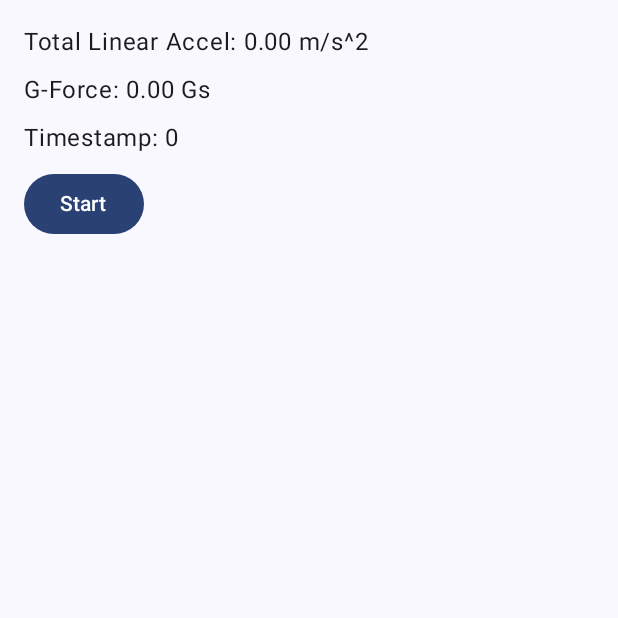
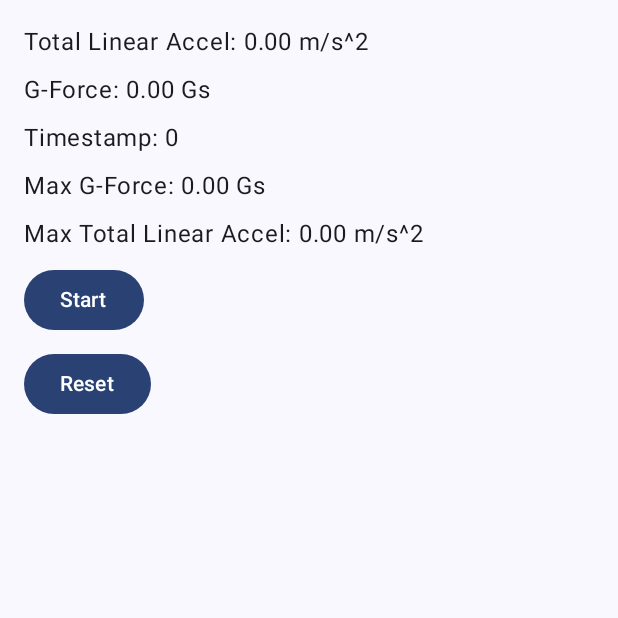
Before and after one commit to rerickson/mountain-bike-trainer, an Android app built with Jetpack Compose: the screen it shows after launch (MainActivity), on a phone screen of 412 x 824 dp, the top half of it. Run offline under Robolectric (Android 15) with nearby library versions, the phone set to English and light mode, and no system bars.

Commit message:
Adding in max g force and linear accel Adding in a reset button to reset the max

```diff
--- a/Android/app/src/main/java/com/example/mountainbiketrainer/MainActivity.kt
+++ b/Android/app/src/main/java/com/example/mountainbiketrainer/MainActivity.kt
@@ -25,7 +25,7 @@ class MainActivity : ComponentActivity() {
 
     override fun onCreate(savedInstanceState: Bundle?) {
         super.onCreate(savedInstanceState)
-        viewModel = ViewModelProvider(this).get(MainViewModel::class.java)
+        viewModel = ViewModelProvider(this)[MainViewModel::class.java]
         setContent {
             MountainBikeTrainerTheme {
                 Surface(
@@ -43,19 +43,27 @@ class MainActivity : ComponentActivity() {
         // Collect the StateFlow as State. Compose will automatically recompose
         // when this state changes.
         val sensorData by viewModel.processedSensorData.collectAsState()
-
+        var collecting = false
         Column(
             modifier = Modifier.padding(16.dp),
             verticalArrangement = Arrangement.spacedBy(8.dp)
         ) {
             Text("Total Linear Accel: ${"%.2f".format(sensorData.totalLinearAcceleration)} m/s^2")
             Text("G-Force: ${"%.2f".format(sensorData.gForce)} Gs")
-            Text("Timestamp: ${sensorData.timestamp}") // Optional: display timestamp
+            Text("Timestamp: ${sensorData.timestamp}")
+            Text("Max G-Force: ${"%.2f".format(sensorData.maxGForce)} Gs")
+            Text("Max Total Linear Accel: ${"%.2f".format(sensorData.maxTotalLinearAcceleration)} m/s^2")
 
             Button(onClick = { viewModel.toggleDataCollection() }) {
                 // You might want another StateFlow in ViewModel for the button text ("Start"/"Stop")
-                val buttonText = if (sensorData.timestamp == 0L && viewModel.processedSensorData.value.totalLinearAcceleration == 0f) "Start" else "Stop" // Basic logic
+                val buttonText = if (!collecting) "Start" else "Stop" // Basic logic
+                collecting = !collecting
                 Text(buttonText)
+            }
+
+            Button(onClick = { viewModel.resetMax() }) {
+
+                Text("Reset")
             }
         }
     }
--- a/Android/app/src/main/java/com/example/mountainbiketrainer/MainViewModel.kt
+++ b/Android/app/src/main/java/com/example/mountainbiketrainer/MainViewModel.kt
@@ -2,9 +2,7 @@ package com.example.mountainbiketrainer
 
 import android.app.Application
 import androidx.lifecycle.AndroidViewModel
-import androidx.lifecycle.viewModelScope
 import kotlinx.coroutines.flow.StateFlow
-import kotlinx.coroutines.launch
 
 class MainViewModel(application: Application) : AndroidViewModel(application) {
     private val sensorDataProvider = SensorDataProvider(application.applicationContext)
@@ -28,4 +26,8 @@ class MainViewModel(application: Application) : AndroidViewModel(application) {
         super.onCleared()
         sensorDataProvider.cleanup()
     }
+
+    fun resetMax() {
+        sensorDataProvider.resetMax()
+    }
 }
--- a/Android/app/src/main/java/com/example/mountainbiketrainer/SensorDataProvider.kt
+++ b/Android/app/src/main/java/com/example/mountainbiketrainer/SensorDataProvider.kt
@@ -5,13 +5,11 @@ import android.hardware.Sensor
 import android.hardware.SensorEvent
 import android.hardware.SensorEventListener
 import android.hardware.SensorManager
-import androidx.compose.ui.input.key.type
 import kotlinx.coroutines.CoroutineScope
 import kotlinx.coroutines.Dispatchers
 import kotlinx.coroutines.Job
 import kotlinx.coroutines.cancel
 import kotlinx.coroutines.channels.awaitClose
-import kotlinx.coroutines.flow.Flow
 import kotlinx.coroutines.flow.MutableStateFlow
 import kotlinx.coroutines.flow.StateFlow
 import kotlinx.coroutines.flow.asStateFlow
@@ -25,12 +23,16 @@ import kotlin.math.sqrt
 data class ProcessedSensorData(
     val totalLinearAcceleration: Float = 0f,
     val gForce: Float = 0f,
-    val timestamp: Long = 0L // Optional: include timestamp of the event
+    val timestamp: Long = 0L, // Optional: include timestamp of the event
+    val maxGForce: Float = 0f,
+    val maxTotalLinearAcceleration: Float = 0f
 )
 
 class SensorDataProvider(context: Context) {
     private val sensorManager = context.getSystemService(Context.SENSOR_SERVICE) as SensorManager
     private var linearAccelerationSensor: Sensor? = null
+    private var maxGForce = 0f
+    private var maxTotalLinearAcceleration = 0f
 
     // Use MutableStateFlow to hold the latest processed data
     // Initialize with default/empty data
@@ -63,7 +65,7 @@ class SensorDataProvider(context: Context) {
         sensorJob = scope.launch {
             // callbackFlow is a good way to bridge callback-based APIs like SensorEventListener
             // with Kotlin Flows.
-            callbackFlow<SensorEvent> {
+            callbackFlow {
                 val listener = object : SensorEventListener {
                     override fun onSensorChanged(event: SensorEvent?) {
                         event?.let {
@@ -111,12 +113,20 @@ class SensorDataProvider(context: Context) {
 
             // TODO - Add in Kalman filter
 
-            // TODO - record max values for each axis
+            if(gForce > maxGForce){
+                maxGForce = gForce
+            }
+
+            if(totalLinearAcceleration > maxTotalLinearAcceleration){
+                maxTotalLinearAcceleration = totalLinearAcceleration
+            }
 
             _processedData.value = ProcessedSensorData(
                 totalLinearAcceleration = totalLinearAcceleration,
                 gForce = gForce,
-                timestamp = event.timestamp
+                timestamp = event.timestamp,
+                maxGForce = maxGForce,
+                maxTotalLinearAcceleration = maxTotalLinearAcceleration
             )
         }
     }
@@ -135,4 +145,10 @@ class SensorDataProvider(context: Context) {
         scope.coroutineContext.cancel() // Cancel all coroutines in this scope
         println("SensorDataProvider: Cleaned up.")
     }
+
+    fun resetMax() {
+        maxGForce = 0f
+        maxTotalLinearAcceleration = 0f
+
+    }
 }
```
